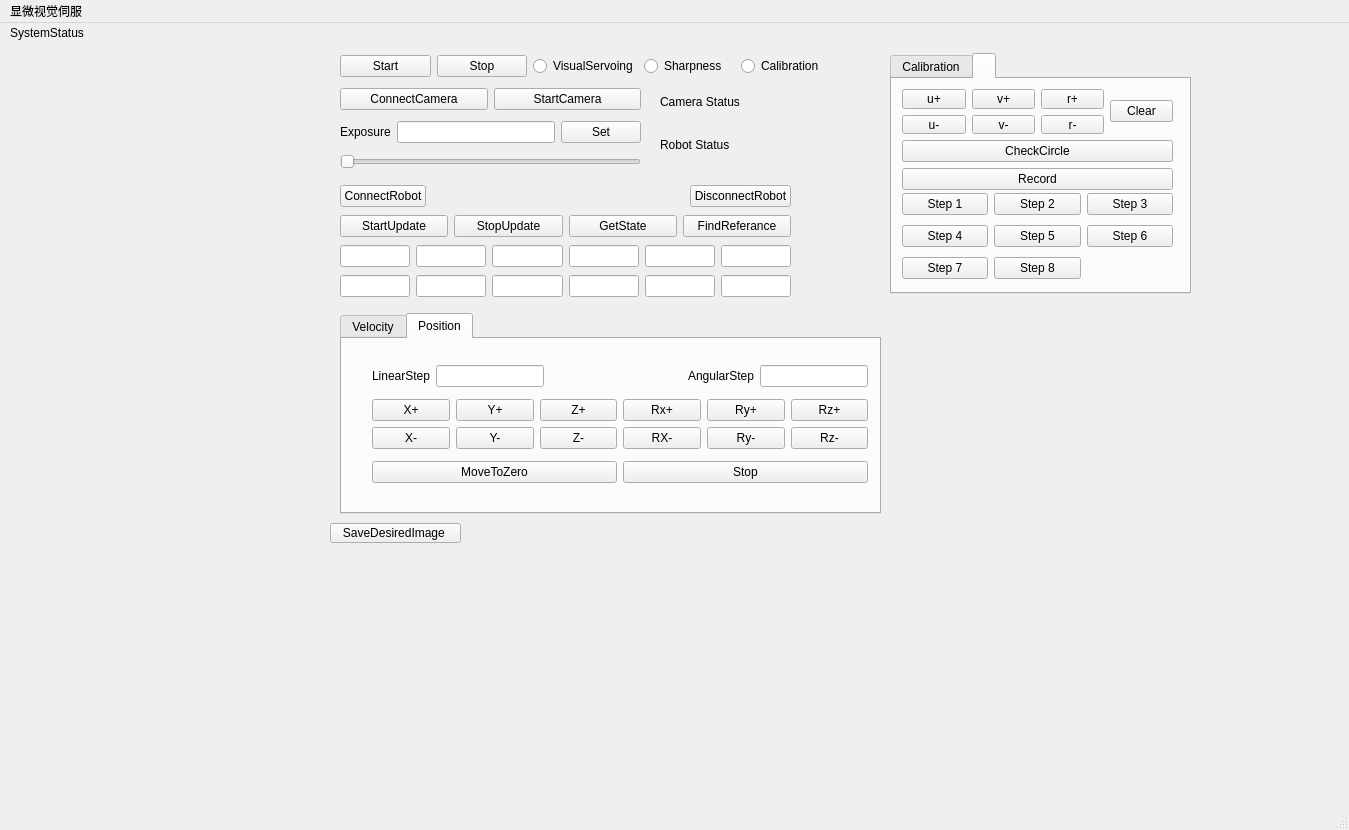
The window that mainwindow.ui (fengyu1993/Microscopic_Visual_Servoing) describes before a commit, drawn with Qt 5.
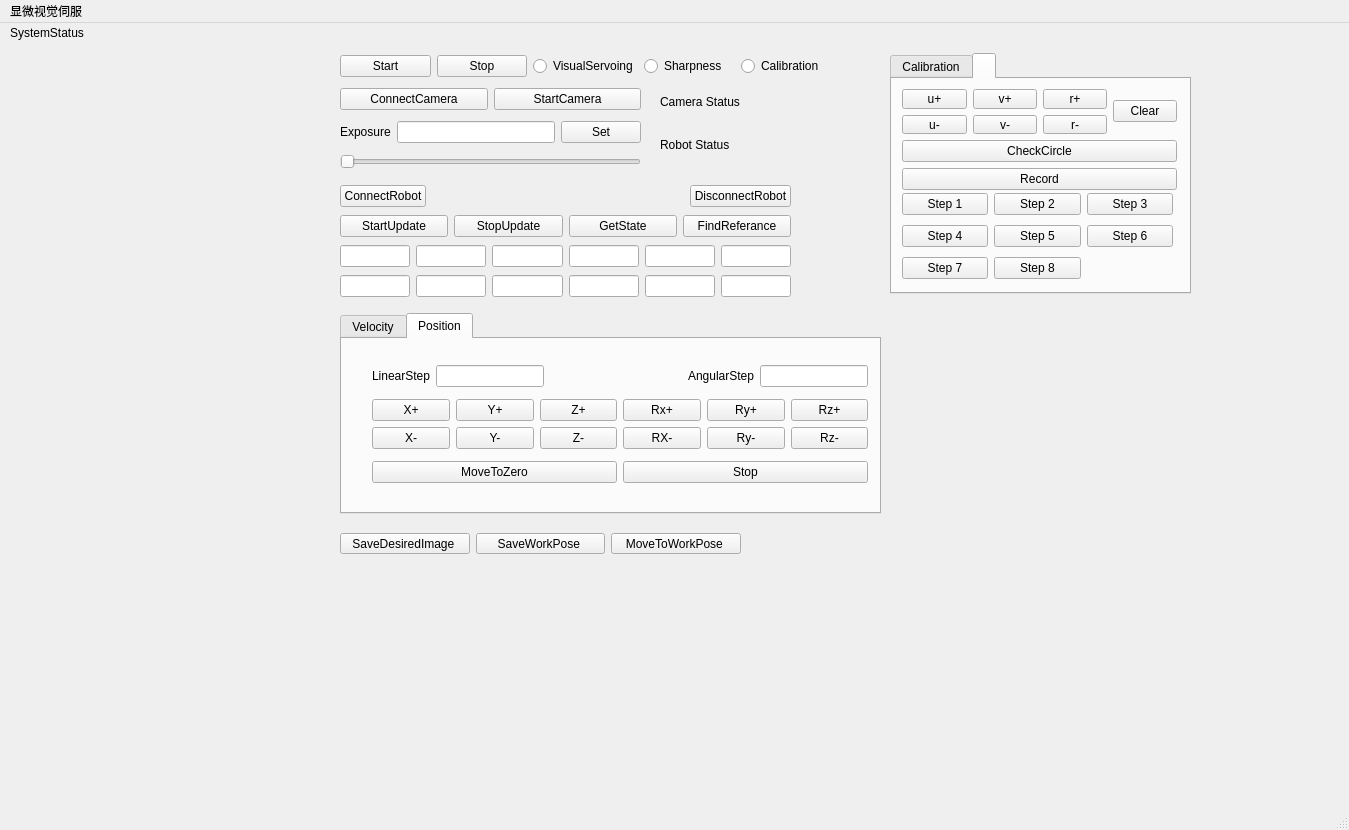
The same window after the commit. Custom widgets are drawn as their Qt base class.

Diff of the .ui file:
```diff
--- a/mainwindow.ui
+++ b/mainwindow.ui
@@ -684,19 +684,6 @@
      </item>
     </layout>
    </widget>
-   <widget class="QPushButton" name="SaveDesiredImage">
-    <property name="geometry">
-     <rect>
-      <x>330</x>
-      <y>500</y>
-      <width>131</width>
-      <height>20</height>
-     </rect>
-    </property>
-    <property name="text">
-     <string>SaveDesiredImage </string>
-    </property>
-   </widget>
    <widget class="QLabel" name="label_pic">
     <property name="geometry">
      <rect>
@@ -837,7 +824,7 @@
        <rect>
         <x>10</x>
         <y>10</y>
-        <width>271</width>
+        <width>275</width>
         <height>101</height>
        </rect>
       </property>
@@ -1021,6 +1008,39 @@
      </widget>
     </widget>
    </widget>
+   <widget class="QWidget" name="horizontalLayoutWidget_2">
+    <property name="geometry">
+     <rect>
+      <x>340</x>
+      <y>510</y>
+      <width>401</width>
+      <height>21</height>
+     </rect>
+    </property>
+    <layout class="QHBoxLayout" name="horizontalLayout_16">
+     <item>
+      <widget class="QPushButton" name="SaveDesiredImage">
+       <property name="text">
+        <string>SaveDesiredImage </string>
+       </property>
+      </widget>
+     </item>
+     <item>
+      <widget class="QPushButton" name="SaveWorkPose">
+       <property name="text">
+        <string>SaveWorkPose </string>
+       </property>
+      </widget>
+     </item>
+     <item>
+      <widget class="QPushButton" name="MoveToWorkPose">
+       <property name="text">
+        <string>MoveToWorkPose </string>
+       </property>
+      </widget>
+     </item>
+    </layout>
+   </widget>
   </widget>
   <widget class="QMenuBar" name="menubar">
    <property name="geometry">
```
